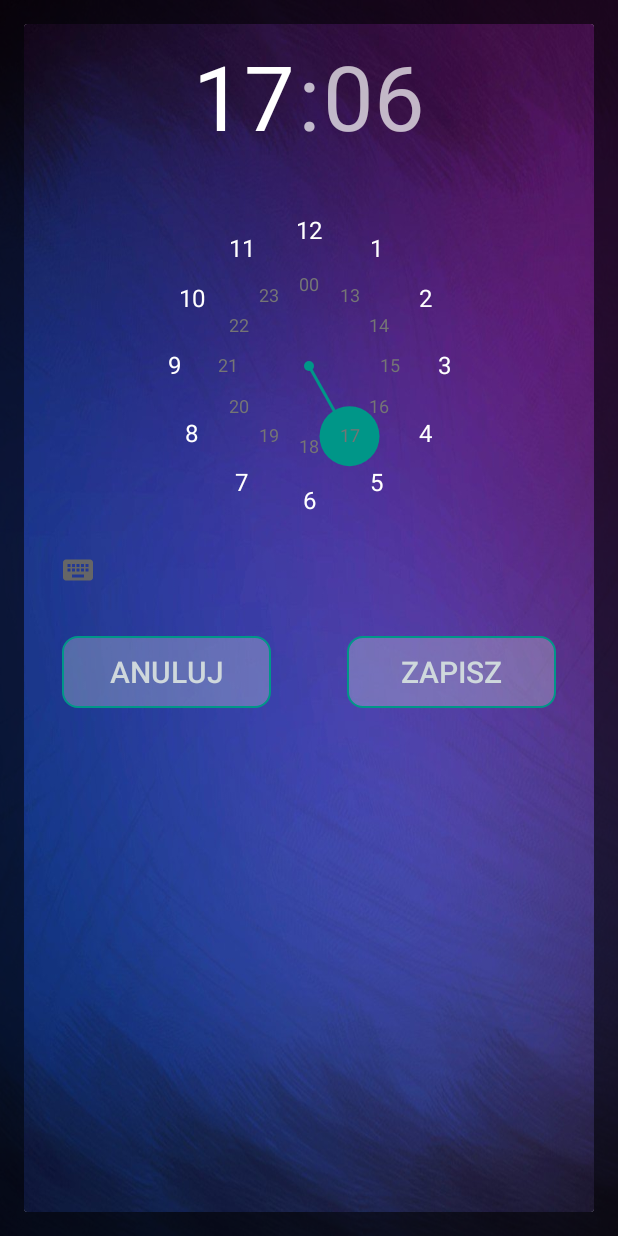
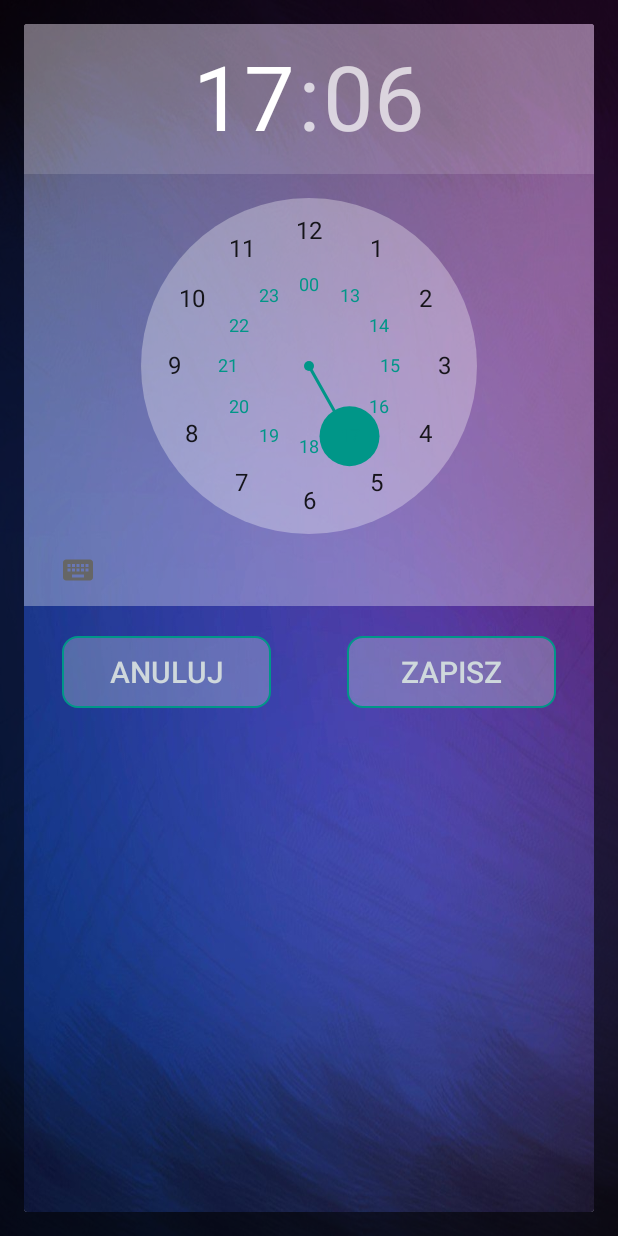
Before and after one commit to Marczu/ObudzMnie, an Android app: the screen it shows after launch (TimerActivity), after a tap on "NOWY ALARM", on a phone screen of 412 x 824 dp. Run offline under Robolectric (Android 15) with nearby library versions, the phone set to English and light mode, and no system bars; 2 other taps on this screen came first.

Commit message:
commit 21 wszystko działa

```diff
--- a/app/src/main/java/com/marcinmejner/obudzmnie/model/SaveData.kt
+++ b/app/src/main/java/com/marcinmejner/obudzmnie/model/SaveData.kt
@@ -16,7 +16,7 @@ class SaveData{
     private val TAG = "SaveData"
 
     var context:Context?=null
-    var sp: SharedPreferences? = null
+    var sp: SharedPreferences
     lateinit var alarmManager: AlarmManager
     lateinit var pi:PendingIntent
     var isTommorow: Boolean = false
@@ -28,19 +28,19 @@ class SaveData{
     }
 
     fun saveData(hour: Int, minute: Int){
-        val edit = sp?.edit()
+        val edit = sp.edit()
         edit?.putInt(context?.getString(R.string.sp_hour), hour)
         edit?.putInt(context?.getString(R.string.sp_minute), minute)
         edit?.commit()
     }
 
     fun gethour(): Int?{
-        return sp?.getInt(context?.getString(R.string.sp_hour), 0)
+        return sp.getInt(context?.getString(R.string.sp_hour), 0)
         Log.d(TAG, "gethour: godzina a savetime: ${sp?.getInt(context?.getString(R.string.sp_hour), 0)}")
     }
 
     fun getMinute(): Int?{
-        return sp?.getInt(context?.getString(R.string.sp_minute), 0)
+        return sp.getInt(context?.getString(R.string.sp_minute), 0)
         Log.d(TAG, "gethour: minuta a savetime: ${sp?.getInt(context?.getString(R.string.sp_minute), 0)}")
 
     }
@@ -89,7 +89,8 @@ class SaveData{
 
         val calendar = Calendar.getInstance()
         calendar.set(Calendar.HOUR_OF_DAY, hour!!)
-        calendar.set(Calendar.MINUTE, timeManip.addSnoozeTime(sp?.getInt(context?.getString(R.string.sp_snooze_minutes_dely), 15)!!))
+        calendar.set(Calendar.MINUTE, timeManip.addSnoozeTime(sp.getInt(context?.getString(R.string.sp_snooze_minutes_dely), -1)))
+        Log.d(TAG, "setSnooze: drzemka ustawiona na ${sp.getInt(context?.getString(R.string.sp_snooze_minutes_dely), -1)} minut")
         calendar.set(Calendar.SECOND, 0)
 
 
--- a/app/src/main/res/layout/fragment_poptime.xml
+++ b/app/src/main/res/layout/fragment_poptime.xml
@@ -11,10 +11,12 @@
         android:id="@+id/timer_pickup"
         android:layout_width="match_parent"
         android:layout_height="wrap_content"
-        android:headerBackground="#00FFFFFF"
-        android:numbersBackgroundColor="#00FFFFFF"
-        android:numbersTextColor="@color/icons"
-        android:numbersInnerTextColor="@color/secondary_text"/>
+        android:headerBackground="#20FFFFFF"
+        android:numbersBackgroundColor="#50FFFFFF"
+        android:background="#50FFFFFF"
+
+
+        android:numbersInnerTextColor="@color/colorAccent"/>
 
     <LinearLayout
         android:layout_width="match_parent"
```
Also changed, not shown: app/src/main/java/com/marcinmejner/obudzmnie/alarm/AlarmActivity.kt (+6 -1 lines), 1 other file.
